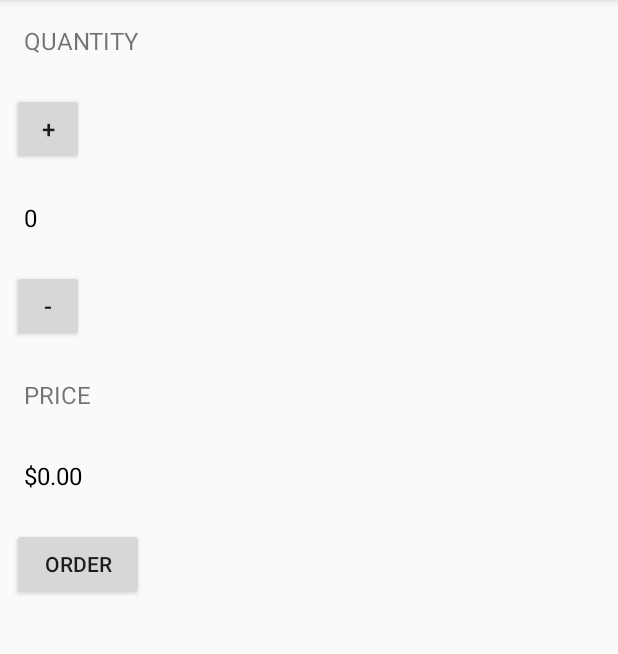
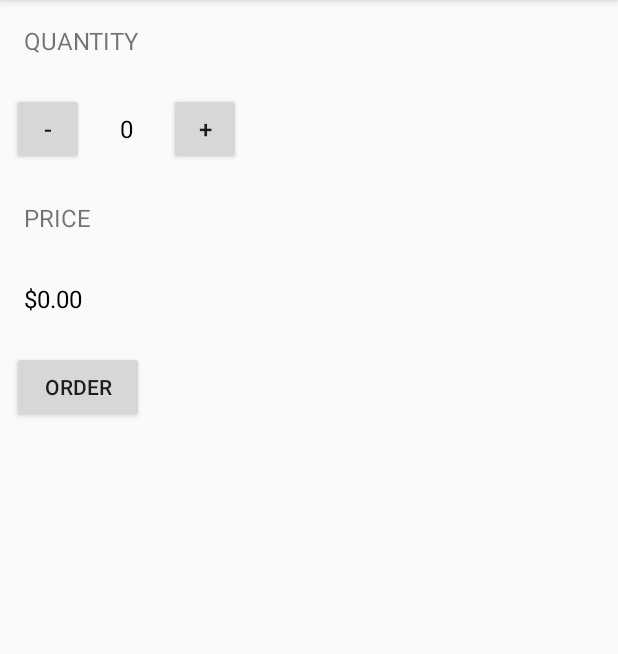
Before and after one commit to teja463/android, an Android app: the screen it shows after launch (MainActivity), on a phone screen of 412 x 824 dp, the part 84-738 px from its top. Run offline under Robolectric (Android 15) with nearby library versions, the phone set to English and light mode, and no system bars.

Commit message:
updated files

```diff
--- a/JustJava/app/src/main/java/com/example/bponnuru/justjava/MainActivity.java
+++ b/JustJava/app/src/main/java/com/example/bponnuru/justjava/MainActivity.java
@@ -24,7 +24,7 @@ public class MainActivity extends AppCompatActivity {
      * This method is called when the order button is clicked.
      */
     public void submitOrder(View view) {
-        display(quantity);
+//        display(quantity);
         displayPrice(quantity*PRICE);
     }
 
--- a/JustJava/app/src/main/res/layout/activity_main.xml
+++ b/JustJava/app/src/main/res/layout/activity_main.xml
@@ -10,66 +10,72 @@
     <TextView
         android:layout_width="wrap_content"
         android:layout_height="wrap_content"
+        android:layout_margin="8dp"
+        android:padding="8dp"
         android:text="Quantity"
-        android:textSize="16sp"
-        android:padding="8dp"
-        android:layout_margin="8dp"
         android:textAllCaps="true"
-        />
+        android:textSize="16sp" />
+
+    <LinearLayout
+        android:layout_width="match_parent"
+        android:layout_height="wrap_content"
+        android:orientation="horizontal">
+
         <Button
             android:layout_width="48dp"
             android:layout_height="48dp"
-        android:text="+"
-        android:textSize="16sp"
+            android:layout_margin="8dp"
+            android:onClick="decrement"
             android:padding="8dp"
-        android:layout_margin="8dp"
-        android:onClick="increment"
-        />
+            android:text="-"
+            android:textSize="16sp" />
+
         <TextView
             android:id="@+id/quantity_text_view"
             android:layout_width="wrap_content"
             android:layout_height="wrap_content"
+            android:layout_margin="8dp"
+            android:padding="8dp"
             android:text="0"
-        android:padding="8dp"
-        android:textSize="16sp"
-        android:layout_margin="8dp"
             android:textColor="@android:color/black"
-        />
+            android:textSize="16sp" />
+
         <Button
             android:layout_width="48dp"
             android:layout_height="48dp"
-        android:text="-"
-        android:textSize="16sp"
+            android:layout_margin="8dp"
+            android:onClick="increment"
             android:padding="8dp"
-        android:layout_margin="8dp"
-        android:onClick="decrement"
-        />
+            android:text="+"
+            android:textSize="16sp" />
+    </LinearLayout>
+
     <TextView
         android:layout_width="wrap_content"
         android:layout_height="wrap_content"
+        android:layout_margin="8dp"
+        android:padding="8dp"
         android:text="Price"
-        android:padding="8dp"
-        android:textSize="16sp"
-        android:layout_margin="8dp"
         android:textAllCaps="true"
-        />
+        android:textSize="16sp" />
+
     <TextView
         android:id="@+id/price_text_view"
         android:layout_width="wrap_content"
         android:layout_height="wrap_content"
+        android:layout_margin="8dp"
+        android:padding="8dp"
         android:text="$0"
-        android:padding="8dp"
+        android:textColor="@android:color/black"
         android:textSize="16sp"
-        android:layout_margin="8dp"
-        android:textColor="@android:color/black"
 
         />
+
     <Button
         android:layout_width="wrap_content"
         android:layout_height="wrap_content"
-        android:text="Order"
-        android:padding="8dp"
         android:layout_margin="8dp"
         android:onClick="submitOrder"
-        />
+        android:padding="8dp"
+        android:text="Order" />
 </LinearLayout>
```
Lines whose indentation alone changed are shown as unchanged.
